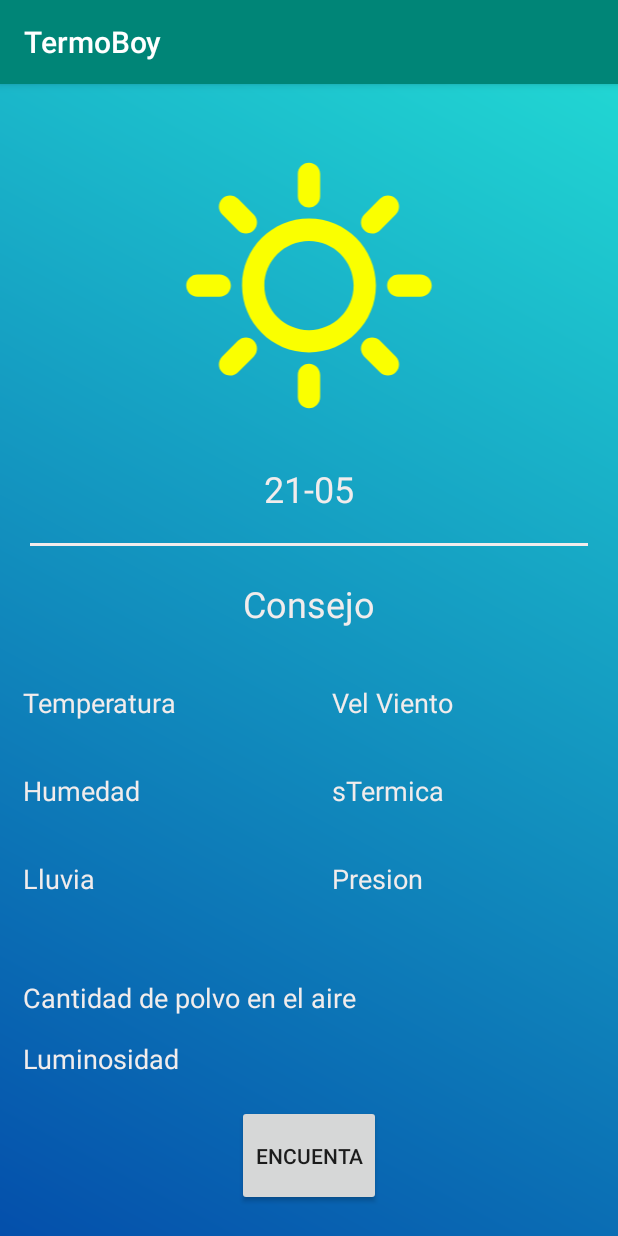
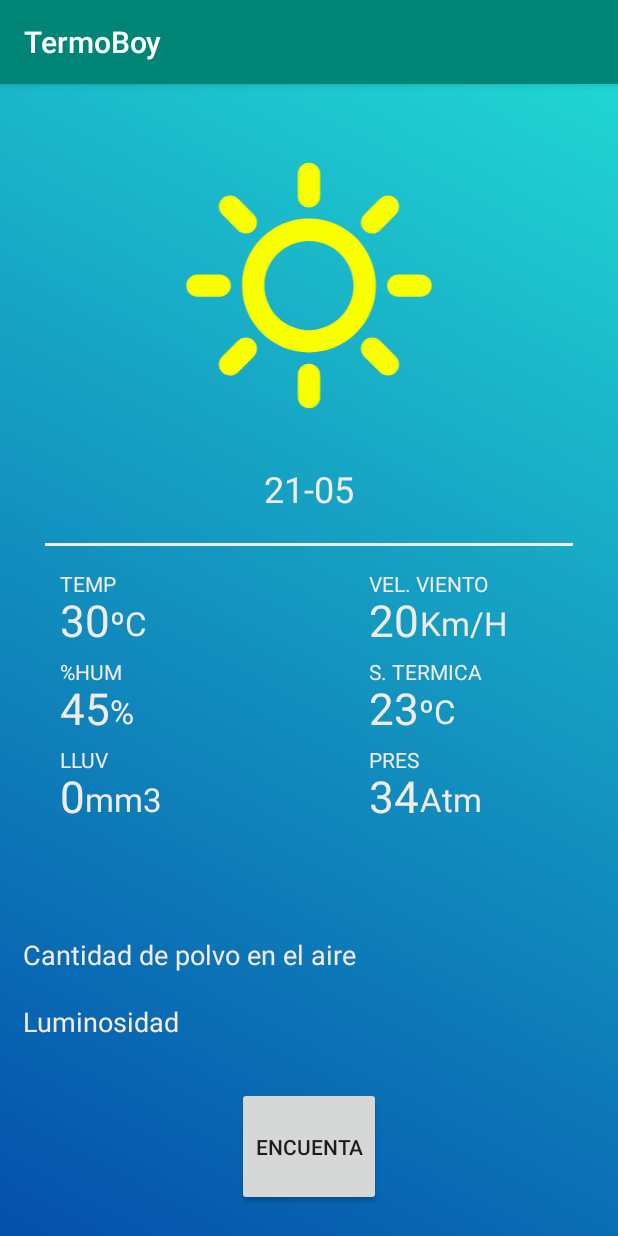
Before and after one commit to lscardino/TermoBoy, an Android app: the screen it shows after launch (MainActivity), on a phone screen of 412 x 824 dp. Run offline under Robolectric (Android 15) with nearby library versions, the phone set to English and light mode, and no system bars; our stand-ins replace Firebase (no records; nobody signed in at launch, a user with empty details on screens opened directly).

Commit message:
Diseño -- cambiados los elementos de los layaouts que conteniand los datos, ahora son recycled views. Cambiado el punto Raiz del scroll view, ahora coge todo a partir de la Barra separatoria. Cambiado el diseño a la hora de mostrar los datos, ahora es más limpio.

```diff
--- /dev/null
+++ b/app/src/main/java/com/example/termoboy/Datos_Adapter.java
@@ -0,0 +1,55 @@
+package com.example.termoboy;
+
+import android.support.annotation.NonNull;
+import android.support.v7.widget.RecyclerView;
+import android.view.LayoutInflater;
+import android.view.View;
+import android.view.ViewGroup;
+import android.widget.TextView;
+
+import java.util.ArrayList;
+
+public class Datos_Adapter extends RecyclerView.Adapter<Datos_Adapter.DatosViewHolder> {
+    private ArrayList<Datos_item> listaDatossA;
+
+    public static class DatosViewHolder extends RecyclerView.ViewHolder{
+        public TextView txtParameto;
+        public TextView txtValor;
+        public TextView txtMedida;
+
+        public DatosViewHolder(@NonNull View itemView) {
+            super(itemView);
+            txtParameto = itemView.findViewById(R.id.txtParametro);
+            txtValor = itemView.findViewById(R.id.txtValorParametro);
+            txtMedida = itemView.findViewById(R.id.txtMedida);
+
+        }
+    }
+
+    public Datos_Adapter(ArrayList<Datos_item> listaDatossA){
+        this.listaDatossA = listaDatossA;
+    }
+
+    @NonNull
+    @Override
+    public DatosViewHolder onCreateViewHolder(@NonNull ViewGroup viewGroup, int i) {
+        View v = LayoutInflater.from(viewGroup.getContext()).inflate(R.layout.datos_item, viewGroup,false);
+        DatosViewHolder tvh = new DatosViewHolder(v);
+        return tvh;
+    }
+
+    @Override
+    public void onBindViewHolder(@NonNull DatosViewHolder DatosViewHolder, int i) {
+        Datos_item currentItem = listaDatossA.get(i);
+
+        DatosViewHolder.txtParameto.setText(currentItem.getNombre());
+        DatosViewHolder.txtValor.setText(currentItem.getValor());
+        DatosViewHolder.txtMedida.setText(currentItem.getMedida());
+
+    }
+
+    @Override
+    public int getItemCount() {
+        return listaDatossA.size();
+    }
+}
--- /dev/null
+++ b/app/src/main/java/com/example/termoboy/Datos_item.java
@@ -0,0 +1,37 @@
+package com.example.termoboy;
+
+public class Datos_item {
+    private String nombre;
+    private String valor;
+    private String medida;
+
+    public Datos_item(String nombre, String valor, String medida) {
+        this.nombre = nombre;
+        this.valor = valor;
+        this.medida = medida;
+    }
+
+    public String getNombre() {
+        return nombre;
+    }
+
+    public void setNombre(String nombre) {
+        this.nombre = nombre;
+    }
+
+    public String getValor() {
+        return valor;
+    }
+
+    public void setValor(String valor) {
+        this.valor = valor;
+    }
+
+    public String getMedida() {
+        return medida;
+    }
+
+    public void setMedida(String medida) {
+        this.medida = medida;
+    }
+}
--- a/app/src/main/java/com/example/termoboy/MainActivity.java
+++ b/app/src/main/java/com/example/termoboy/MainActivity.java
@@ -51,10 +51,17 @@
     String anteriorWeather = "Soleado";
     String nuevoWeather;
     ArrayList<transporte_item> listaDeTrasnportes;
+    ArrayList<Datos_item> listaDeDatosIzquierda;
+    ArrayList<Datos_item> listaDeDatosDerecha;
 
-    private RecyclerView mRecyclerView;
-    private RecyclerView.Adapter mAdapter;
-    private RecyclerView.LayoutManager mLayoutManager;
+
+    private RecyclerView recyclerViewIZ;
+    private RecyclerView.Adapter adapterIZ;
+    private RecyclerView.LayoutManager layoutManagerIZ;
+
+    private RecyclerView recyclerViewDR;
+    private RecyclerView.Adapter adapterDR;
+    private RecyclerView.LayoutManager layoutManagerDR;
 
     AnimationDrawable animationDrawable;
     TransitionDrawable transicion;
@@ -70,9 +77,9 @@
 
 
         layoutPrincipal = findViewById(R.id.layoutPrincipal);
-        txtHumedad = findViewById(R.id.txtHumedad);
-        txtTemp = findViewById(R.id.txtTemperatura);
-        txtLluvia = findViewById(R.id.txtLluvia);
+        //txtHumedad = findViewById(R.id.txtHumedad);
+        //txtTemp = findViewById(R.id.txtTemperatura);
+        //txtLluvia = findViewById(R.id.txtLluvia);
         txtDia = findViewById(R.id.txtDia);
         txtConsejo = findViewById(R.id.txtConsejo);
 
@@ -94,15 +101,35 @@
         listaDeTrasnportes.add(new transporte_item(R.drawable.ic_tren,"Transporte Público",0));
         listaDeTrasnportes.add(new transporte_item(R.drawable.ic_apie,"Caminando",0));
 
+        listaDeDatosIzquierda = new ArrayList<>();
+        listaDeDatosIzquierda.add(new Datos_item("TEMP","30","ºC"));
+        listaDeDatosIzquierda.add(new Datos_item("%HUM","45","%"));
+        listaDeDatosIzquierda.add(new Datos_item("LLUV","0","mm3"));
+
+        listaDeDatosDerecha = new ArrayList<>();
+        listaDeDatosDerecha.add(new Datos_item("VEL. VIENTO","20","Km/H"));
+        listaDeDatosDerecha.add(new Datos_item("S. TERMICA","23","ºC"));
+        listaDeDatosDerecha.add(new Datos_item("PRES","34","Atm"));
+
+        txtConsejo.setText("Hace un día estupendo para ir en bici!");
+
         //cosas para el fragment.
-        /*
-        mRecyclerView = findViewById(R.id.RecycledEnFragment);
-        mRecyclerView.setHasFixedSize(true);
-        mLayoutManager = new LinearLayoutManager(this);
-        mAdapter = new Trasnporte_Adapter(listaDeTrasnportes);
-        mRecyclerView.setLayoutManager(mLayoutManager);
-        mRecyclerView.setAdapter(mAdapter);
-        */
+
+        recyclerViewIZ = findViewById(R.id.RecycledDatosIzquierda);
+        recyclerViewIZ.setHasFixedSize(true);
+        layoutManagerIZ = new LinearLayoutManager(this);
+        adapterIZ = new Datos_Adapter(listaDeDatosIzquierda);
+        recyclerViewIZ.setLayoutManager(layoutManagerIZ);
+        recyclerViewIZ.setAdapter(adapterIZ);
+
+
+        recyclerViewDR = findViewById(R.id.RecycledDatosDerecha);
+        recyclerViewDR.setHasFixedSize(true);
+        layoutManagerDR = new LinearLayoutManager(this);
+        adapterDR = new Datos_Adapter(listaDeDatosDerecha);
+        recyclerViewDR.setLayoutManager(layoutManagerDR);
+        recyclerViewDR.setAdapter(adapterDR);
+
 
 
         fireDataBase = FirebaseDatabase.getInstance();
@@ -124,12 +151,28 @@
                                 String horaFinal = child.getKey();
                                 temeratura = child.child("Temperatura").getValue().toString();
                                 humedad = child.child("Humedad").getValue().toString();
-
                                 presion = child.child("Presión").getValue().toString();
                                 velViento = child.child("Velocidad viento").getValue().toString();
-                                txtHumedad.setText("Humedad " + humedad.substring(0, 5) + "%");
-                                txtTemp.setText("Temperatura " + temeratura.substring(0, 5) + "ºC");
+//                                txtHumedad.setText("Humedad " + humedad.substring(0, 5) + "%");
+  //                              txtTemp.setText("Temperatura " + temeratura.substring(0, 5) + "ºC");
                                 //El resto
+
+                                listaDeDatosIzquierda.clear();
+
+                                listaDeDatosIzquierda.add(new Datos_item("TEMP",temeratura.substring(0,5),"ºC"));
+                                listaDeDatosIzquierda.add(new Datos_item("%HUM",humedad.substring(0,5),"%"));
+                                listaDeDatosIzquierda.add(new Datos_item("LLUV","0","mm3"));
+
+
+                                recyclerViewIZ = findViewById(R.id.RecycledDatosIzquierda);
+                                recyclerViewIZ.setHasFixedSize(true);
+                                layoutManagerIZ = new LinearLayoutManager(getApplicationContext());
+                                adapterIZ = new Datos_Adapter(listaDeDatosIzquierda);
+                                recyclerViewIZ.setLayoutManager(layoutManagerIZ);
+                                recyclerViewIZ.setAdapter(adapterIZ);
+
+
+
                                 Log.d("Valor", "cantidad de datos: " + child.getChildrenCount());
                                 estadoActual();
                                 cambiarFondo();
@@ -149,6 +192,7 @@
 
             }
         });
+
 
     }
 
--- a/app/src/main/res/layout/activity_main.xml
+++ b/app/src/main/res/layout/activity_main.xml
@@ -47,8 +47,13 @@
     <View
         android:layout_width="match_parent"
         android:layout_height="2dp"
-        android:layout_marginHorizontal="20dp"
+        android:layout_marginHorizontal="30dp"
         android:background="#F1ECEC"/>
+    <ScrollView
+        android:layout_width="match_parent"
+        android:layout_height="match_parent"
+        android:layout_weight="2"
+        android:fillViewport="true">
     <LinearLayout
 
         android:layout_width="match_parent"
@@ -60,6 +65,7 @@
      <RelativeLayout
          android:layout_width="match_parent"
          android:layout_height="match_parent"
+         android:layout_marginHorizontal="10dp"
          android:layout_weight="5">
 
          <TextView
@@ -74,11 +80,7 @@
 
      </RelativeLayout>
 
-<ScrollView
-    android:layout_width="match_parent"
-    android:layout_height="match_parent"
-    android:layout_weight="1"
-    android:fillViewport="true">
+
 <LinearLayout
     android:layout_width="match_parent"
     android:layout_height="match_parent"
@@ -97,6 +99,13 @@
             android:layout_weight="1"
             android:orientation="vertical">
 
+            <android.support.v7.widget.RecyclerView
+                android:id="@+id/RecycledDatosIzquierda"
+                android:layout_width="match_parent"
+                android:layout_height="match_parent"
+                android:padding="10dp"
+                android:scrollbars="vertical" />
+<!--
             <TextView
                 android:id="@+id/txtTemperatura"
                 android:layout_width="match_parent"
@@ -129,7 +138,7 @@
                 android:text="Lluvia"
                 android:textColor="#F1ECEC"
                 android:textSize="18sp" />
-
+-->
         </LinearLayout>
 
         <LinearLayout
@@ -139,6 +148,13 @@
             android:layout_weight="1"
             android:orientation="vertical">
 
+            <android.support.v7.widget.RecyclerView
+                android:id="@+id/RecycledDatosDerecha"
+                android:layout_width="match_parent"
+                android:layout_height="match_parent"
+                android:padding="10dp"
+                android:scrollbars="vertical" />
+<!--
             <TextView
                 android:id="@+id/txtVelViento"
                 android:layout_width="match_parent"
@@ -171,6 +187,7 @@
                 android:text="Presion"
                 android:textColor="#F1ECEC"
                 android:textSize="18sp" />
+-->
         </LinearLayout>
 
     </LinearLayout>
@@ -178,6 +195,7 @@
     <LinearLayout
         android:layout_width="match_parent"
         android:layout_height="match_parent"
+        android:layout_marginTop="10dp"
         android:layout_weight="1"
         android:orientation="vertical">
         <TextView
@@ -210,9 +228,8 @@
 
     </LinearLayout>
 </LinearLayout>
-</ScrollView>
+
 
     </LinearLayout>
-
-
+</ScrollView>
 </LinearLayout>
--- /dev/null
+++ b/app/src/main/res/layout/datos_item.xml
@@ -0,0 +1,48 @@
+<?xml version="1.0" encoding="utf-8"?>
+<android.support.v7.widget.CardView xmlns:android="http://schemas.android.com/apk/res/android"
+    xmlns:app="http://schemas.android.com/apk/res-auto"
+    android:layout_width="match_parent"
+    android:layout_height="wrap_content"
+    app:cardBackgroundColor="@android:color/transparent"
+    app:cardElevation="0dp">
+
+    <RelativeLayout
+        android:layout_width="match_parent"
+        android:layout_height="match_parent"
+        android:layout_marginLeft="30dp"
+        android:layout_marginTop="5dp">
+
+        <TextView
+            android:id="@+id/txtParametro"
+            android:layout_width="wrap_content"
+            android:layout_height="wrap_content"
+            android:text="PARAMETRO"
+            android:textColor="#F1ECEC"
+            android:textSize="14dp" />
+
+        <TextView
+            android:id="@+id/txtValorParametro"
+            android:layout_width="wrap_content"
+            android:layout_height="wrap_content"
+            android:layout_below="@id/txtParametro"
+            android:layout_marginTop="-5dp"
+            android:text="30"
+            android:textColor="#F1ECEC"
+            android:textSize="29dp" />
+
+        <TextView
+            android:id="@+id/txtMedida"
+            android:layout_width="wrap_content"
+            android:layout_height="wrap_content"
+            android:layout_below="@id/txtParametro"
+            android:layout_toEndOf="@id/txtValorParametro"
+            android:gravity="center"
+            android:layout_alignBottom="@id/txtValorParametro"
+            android:text="ºC"
+            android:textColor="#F1ECEC"
+            android:textSize="22dp" />
+
+    </RelativeLayout>
+
+
+</android.support.v7.widget.CardView>
--- /dev/null
+++ b/app/src/main/res/layout/recycled_datos.xml
@@ -0,0 +1,15 @@
+<?xml version="1.0" encoding="utf-8"?>
+<FrameLayout xmlns:android="http://schemas.android.com/apk/res/android"
+    xmlns:tools="http://schemas.android.com/tools"
+    android:layout_width="match_parent"
+    android:layout_height="match_parent"
+    tools:context=".fragment_transporte">
+
+    <android.support.v7.widget.RecyclerView
+        android:id="@+id/RecycledDatostiempo"
+        android:layout_width="match_parent"
+        android:layout_height="match_parent"
+        android:padding="10dp"
+
+        android:scrollbars="vertical"/>
+</FrameLayout>
```
